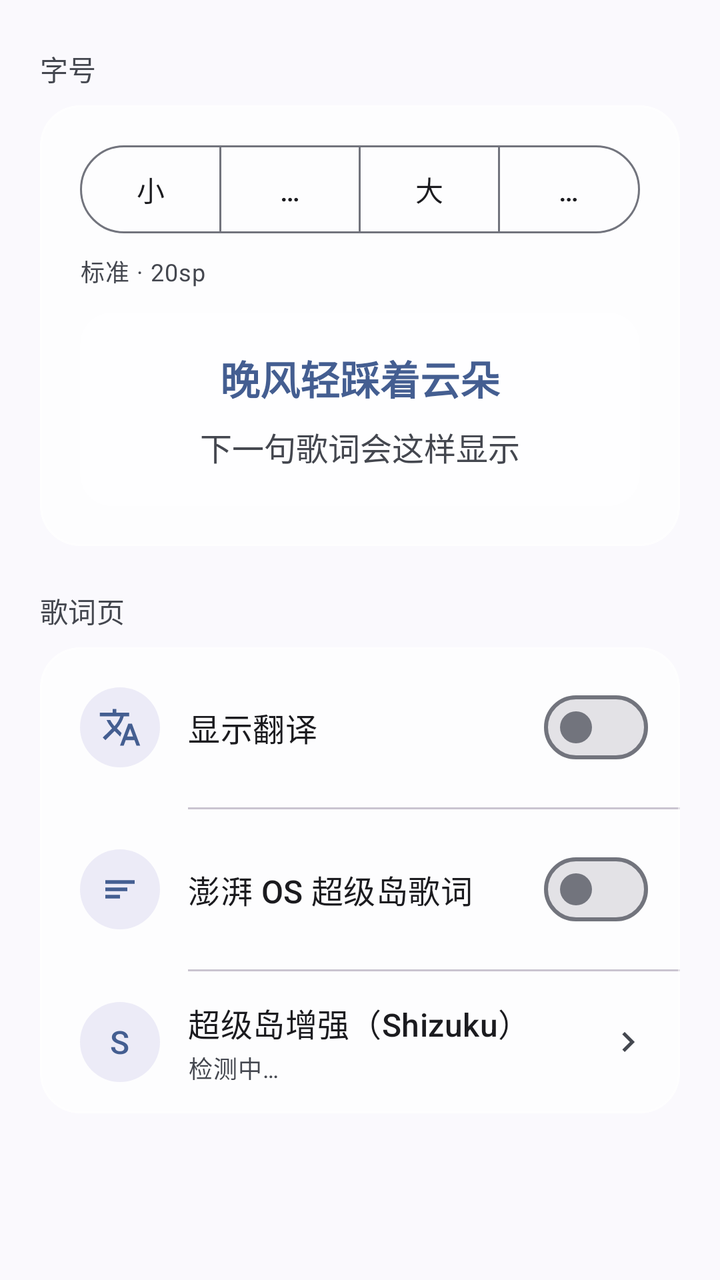
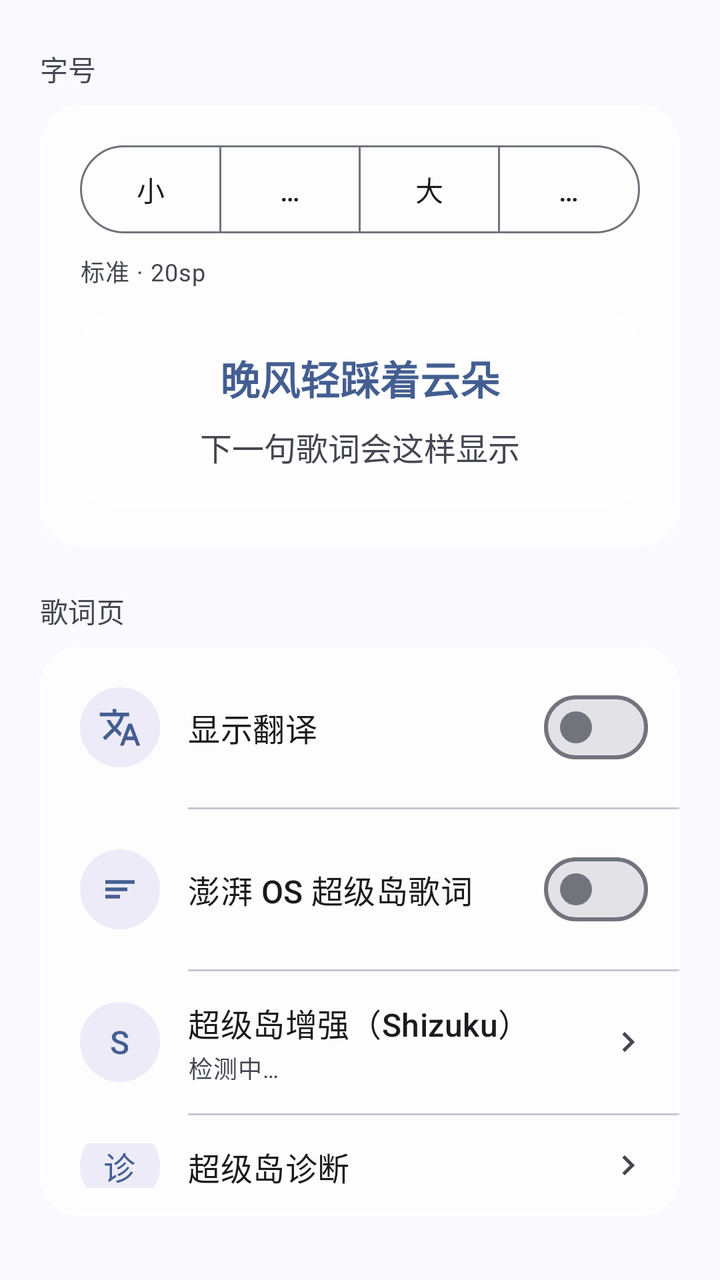

Two renders of the same Android screen: before a commit and after it. Below are the layout's source before the change and the commit's diff.
<!-- AndroidManifest.xml: application theme Theme.QYMusic -->
<!-- res/layout/fragment_lyric_settings.xml -->
<?xml version="1.0" encoding="utf-8"?>
<layout xmlns:android="http://schemas.android.com/apk/res/android"
    xmlns:app="http://schemas.android.com/apk/res-auto">

    <LinearLayout
        android:layout_width="match_parent"
        android:layout_height="wrap_content"
        android:orientation="vertical"
        android:paddingStart="20dp"
        android:paddingTop="4dp"
        android:paddingEnd="20dp"
        android:paddingBottom="32dp">

        
        <TextView
            style="@style/TextAppearance.Material3.LabelLarge"
            android:layout_width="match_parent"
            android:layout_height="wrap_content"
            android:layout_marginTop="20dp"
            android:layout_marginBottom="8dp"
            android:text="字号"
            android:textColor="?attr/colorOnSurfaceVariant" />

        <com.google.android.material.card.MaterialCardView
            style="@style/Widget.Material3.CardView.Filled"
            android:layout_width="match_parent"
            android:layout_height="wrap_content"
            app:cardBackgroundColor="@color/glass_card"
            app:cardCornerRadius="20dp"
            app:cardElevation="0dp"
            app:contentPadding="20dp"
            app:strokeColor="@color/glass_stroke"
            app:strokeWidth="1dp">

            <LinearLayout
                android:layout_width="match_parent"
                android:layout_height="wrap_content"
                android:orientation="vertical">

                <com.google.android.material.button.MaterialButtonToggleGroup
                    android:id="@+id/toggle_lyric_size"
                    android:layout_width="match_parent"
                    android:layout_height="wrap_content"
                    app:selectionRequired="true"
                    app:singleSelection="true">

                    <com.google.android.material.button.MaterialButton
                        android:id="@+id/btn_lyric_size_small"
                        style="@style/Widget.Material3.Button.OutlinedButton"
                        android:layout_width="0dp"
                        android:layout_height="44dp"
                        android:layout_weight="1"
                        android:insetTop="0dp"
                        android:insetBottom="0dp"
                        android:text="小" />

                    <com.google.android.material.button.MaterialButton
                        android:id="@+id/btn_lyric_size_normal"
                        style="@style/Widget.Material3.Button.OutlinedButton"
                        android:layout_width="0dp"
                        android:layout_height="44dp"
                        android:layout_weight="1"
                        android:insetTop="0dp"
                        android:insetBottom="0dp"
                        android:text="标准" />

                    <com.google.android.material.button.MaterialButton
                        android:id="@+id/btn_lyric_size_large"
                        style="@style/Widget.Material3.Button.OutlinedButton"
                        android:layout_width="0dp"
                        android:layout_height="44dp"
                        android:layout_weight="1"
                        android:insetTop="0dp"
                        android:insetBottom="0dp"
                        android:text="大" />

                    <com.google.android.material.button.MaterialButton
                        android:id="@+id/btn_lyric_size_xlarge"
                        style="@style/Widget.Material3.Button.OutlinedButton"
                        android:layout_width="0dp"
                        android:layout_height="44dp"
                        android:layout_weight="1"
                        android:insetTop="0dp"
                        android:insetBottom="0dp"
                        android:text="特大" />

                </com.google.android.material.button.MaterialButtonToggleGroup>

                <TextView
                    android:id="@+id/tv_lyric_size_value"
                    android:layout_width="match_parent"
                    android:layout_height="wrap_content"
                    android:layout_marginTop="10dp"
                    android:text="标准 · 20sp"
                    android:textAppearance="@style/TextAppearance.Material3.BodySmall"
                    android:textColor="?attr/colorOnSurfaceVariant" />

                
                <LinearLayout
                    android:layout_width="match_parent"
                    android:layout_height="wrap_content"
                    android:layout_marginTop="12dp"
                    android:background="@drawable/bg_mini_tile"
                    android:gravity="center"
                    android:orientation="vertical"
                    android:paddingStart="16dp"
                    android:paddingTop="18dp"
                    android:paddingEnd="16dp"
                    android:paddingBottom="18dp">

                    <TextView
                        android:id="@+id/tv_preview_current"
                        android:layout_width="match_parent"
                        android:layout_height="wrap_content"
                        android:gravity="center"
                        android:maxLines="1"
                        android:ellipsize="end"
                        android:text="晚风轻踩着云朵"
                        android:textColor="?attr/colorPrimary"
                        android:textSize="20sp"
                        android:textStyle="bold" />

                    <TextView
                        android:id="@+id/tv_preview_next"
                        android:layout_width="match_parent"
                        android:layout_height="wrap_content"
                        android:layout_marginTop="8dp"
                        android:gravity="center"
                        android:maxLines="1"
                        android:ellipsize="end"
                        android:text="下一句歌词会这样显示"
                        android:textColor="?attr/colorOnSurfaceVariant"
                        android:textSize="16sp" />

                </LinearLayout>

            </LinearLayout>

        </com.google.android.material.card.MaterialCardView>

        
        <TextView
            style="@style/TextAppearance.Material3.LabelLarge"
            android:layout_width="match_parent"
            android:layout_height="wrap_content"
            android:layout_marginTop="22dp"
            android:layout_marginBottom="8dp"
            android:text="歌词页"
            android:textColor="?attr/colorOnSurfaceVariant" />

        <com.google.android.material.card.MaterialCardView
            style="@style/Widget.Material3.CardView.Filled"
            android:layout_width="match_parent"
            android:layout_height="wrap_content"
            app:cardBackgroundColor="@color/glass_card"
            app:cardCornerRadius="20dp"
            app:cardElevation="0dp"
            app:contentPadding="0dp"
            app:strokeColor="@color/glass_stroke"
            app:strokeWidth="1dp">

            <LinearLayout
                android:layout_width="match_parent"
                android:layout_height="wrap_content"
                android:orientation="vertical">

                <LinearLayout
                    android:layout_width="match_parent"
                    android:layout_height="wrap_content"
                    android:gravity="center_vertical"
                    android:orientation="horizontal"
                    android:paddingStart="20dp"
                    android:paddingTop="16dp"
                    android:paddingEnd="16dp"
                    android:paddingBottom="16dp">

                    <FrameLayout
                        android:layout_width="40dp"
                        android:layout_height="40dp"
                        android:background="@drawable/bg_icon_circle">

                        <ImageView
                            android:layout_width="22dp"
                            android:layout_height="22dp"
                            android:layout_gravity="center"
                            android:contentDescription="翻译"
                            android:src="@drawable/ic_translate" />

                    </FrameLayout>

                    <LinearLayout
                        android:layout_width="0dp"
                        android:layout_height="wrap_content"
                        android:layout_marginStart="14dp"
                        android:layout_weight="1"
                        android:orientation="vertical">

                        <TextView
                            android:layout_width="match_parent"
                            android:layout_height="wrap_content"
                            android:text="显示翻译"
                            android:textAppearance="@style/TextAppearance.Material3.TitleMedium" />

                    </LinearLayout>

                    <com.google.android.material.materialswitch.MaterialSwitch
                        android:id="@+id/switch_lyric_translation"
                        android:layout_width="wrap_content"
                        android:layout_height="wrap_content" />

                </LinearLayout>

                <View
                    android:layout_width="match_parent"
                    android:layout_height="1dp"
                    android:layout_marginStart="74dp"
                    android:background="?attr/colorOutlineVariant" />

                <LinearLayout
                    android:layout_width="match_parent"
                    android:layout_height="wrap_content"
                    android:gravity="center_vertical"
                    android:orientation="horizontal"
                    android:paddingStart="20dp"
                    android:paddingTop="16dp"
                    android:paddingEnd="16dp"
                    android:paddingBottom="16dp">

                    <FrameLayout
                        android:layout_width="40dp"
                        android:layout_height="40dp"
                        android:background="@drawable/bg_icon_circle">

                        <ImageView
                            android:layout_width="22dp"
                            android:layout_height="22dp"
                            android:layout_gravity="center"
                            android:contentDescription="超级岛"
                            android:src="@drawable/baseline_lyrics_24"
                            app:tint="?attr/colorPrimary" />

                    </FrameLayout>

                    <LinearLayout
                        android:layout_width="0dp"
                        android:layout_height="wrap_content"
                        android:layout_marginStart="14dp"
                        android:layout_weight="1"
                        android:orientation="vertical">

                        <TextView
                            android:layout_width="match_parent"
                            android:layout_height="wrap_content"
                            android:text="澎湃 OS 超级岛歌词"
                            android:textAppearance="@style/TextAppearance.Material3.TitleMedium" />

                    </LinearLayout>

                    <com.google.android.material.materialswitch.MaterialSwitch
                        android:id="@+id/switch_super_island"
                        android:layout_width="wrap_content"
                        android:layout_height="wrap_content" />

                </LinearLayout>

                <View
                    android:layout_width="match_parent"
                    android:layout_height="1dp"
                    android:layout_marginStart="74dp"
                    android:background="?attr/colorOutlineVariant" />

                <LinearLayout
                    android:id="@+id/item_shizuku"
                    android:layout_width="match_parent"
                    android:layout_height="wrap_content"
                    android:background="?attr/selectableItemBackground"
                    android:gravity="center_vertical"
                    android:orientation="horizontal"
                    android:paddingStart="20dp"
                    android:paddingTop="14dp"
                    android:paddingEnd="16dp"
                    android:paddingBottom="14dp">

                    <FrameLayout
                        android:layout_width="40dp"
                        android:layout_height="40dp"
                        android:background="@drawable/bg_icon_circle">

                        <TextView
                            android:layout_width="wrap_content"
                            android:layout_height="wrap_content"
                            android:layout_gravity="center"
                            android:text="S"
                            android:textAppearance="@style/TextAppearance.Material3.TitleMedium"
                            android:textColor="?attr/colorPrimary" />

                    </FrameLayout>

                    <LinearLayout
                        android:layout_width="0dp"
                        android:layout_height="wrap_content"
                        android:layout_marginStart="14dp"
                        android:layout_weight="1"
                        android:orientation="vertical">

                        <TextView
                            android:layout_width="match_parent"
                            android:layout_height="wrap_content"
                            android:text="超级岛增强（Shizuku）"
                            android:textAppearance="@style/TextAppearance.Material3.TitleMedium" />

                        <TextView
                            android:id="@+id/tv_shizuku_state"
                            android:layout_width="match_parent"
                            android:layout_height="wrap_content"
                            android:layout_marginTop="2dp"
                            android:text="检测中…"
                            android:textAppearance="@style/TextAppearance.Material3.BodySmall"
                            android:textColor="?attr/colorOnSurfaceVariant" />

                    </LinearLayout>

                    <ImageView
                        android:layout_width="20dp"
                        android:layout_height="20dp"
                        android:contentDescription="进入"
                        android:src="@drawable/baseline_chevron_right_24"
                        app:tint="?attr/colorOnSurfaceVariant" />

                </LinearLayout>

            </LinearLayout>

        </com.google.android.material.card.MaterialCardView>

    </LinearLayout>

</layout>
<!-- resources referenced by this layout -->
<resources>
  <color name="glass_card">#B8FFFFFF</color>
  <color name="glass_stroke">#80FFFFFF</color>
  <!-- drawable baseline_chevron_right_24 (drawable) -->
  <vector xmlns:android="http://schemas.android.com/apk/res/android"
      android:width="24dp"
      android:height="24dp"
      android:tint="?attr/colorOnBackground"
      android:viewportWidth="24"
      android:viewportHeight="24">
  
      <path
          android:fillColor="@android:color/white"
          android:pathData="M10,6L8.59,7.41 13.17,12l-4.58,4.59L10,18l6,-6z" />
  
  </vector>
  <!-- drawable baseline_lyrics_24 (drawable) -->
  <vector xmlns:android="http://schemas.android.com/apk/res/android"
      android:width="24dp"
      android:height="24dp"
      android:tint="?attr/colorOnBackground"
      android:viewportWidth="24"
      android:viewportHeight="24">
  
      <path
          android:fillColor="@android:color/white"
          android:pathData="M4,7H20V9H4Z" />
      <path
          android:fillColor="@android:color/white"
          android:pathData="M4,11H16V13H4Z" />
      <path
          android:fillColor="@android:color/white"
          android:pathData="M4,15H12V17H4Z" />
  
  </vector>
  <!-- drawable bg_icon_circle (drawable) -->
  <?xml version="1.0" encoding="utf-8"?>
  <shape xmlns:android="http://schemas.android.com/apk/res/android"
      android:shape="oval">
      <solid android:color="#1A5B4DBB" />
  </shape>
  <!-- drawable bg_mini_tile (drawable) -->
  <?xml version="1.0" encoding="utf-8"?>
  <shape xmlns:android="http://schemas.android.com/apk/res/android"
      android:shape="rectangle">
      <solid android:color="#66FFFFFF" />
      <corners android:radius="16dp" />
  </shape>
  <!-- drawable ic_translate (drawable) -->
  <vector xmlns:android="http://schemas.android.com/apk/res/android"
      android:width="24dp"
      android:height="24dp"
      android:viewportWidth="24"
      android:viewportHeight="24"
      android:tint="?attr/colorPrimary">
      <path
          android:fillColor="@android:color/white"
          android:pathData="M12.87,15.07l-2.54,-2.51 0.03,-0.03c1.74,-1.94 2.98,-4.17 3.71,-6.53H17V4h-7V2H8v2H1v1.99h11.17C11.5,7.92 10.44,9.75 9,11.35 8.07,10.32 7.3,9.19 6.69,8h-2c0.73,1.63 1.73,3.17 2.98,4.56l-5.09,5.02L4,19l5,-5 3.11,3.11 0.76,-2.04zM18.5,10h-2L12,22h2l1.12,-3h4.75L21,22h2l-4.5,-12zM15.88,17l1.62,-4.33L19.12,17h-3.24z" />
  </vector>
  <style name="Theme.QYMusic" parent="Theme.Material3.DynamicColors.DayNight.NoActionBar">
          
          <item name="android:statusBarColor">@android:color/transparent</item>
          <item name="android:navigationBarColor">@android:color/transparent</item>
          <item name="android:windowTranslucentStatus">false</item>
          <item name="android:windowLightStatusBar">true</item>
          <item name="android:windowLightNavigationBar" tools:targetApi="27">true</item>
          <item name="android:enforceNavigationBarContrast" tools:targetApi="29">false</item>
          
      </style>
</resources>

<!-- the commit's change to res/layout/fragment_lyric_settings.xml (unified diff, before → after) -->
@@ -329,6 +329,72 @@
 
                 </LinearLayout>
 
+                <View
+                    android:layout_width="match_parent"
+                    android:layout_height="1dp"
+                    android:layout_marginStart="74dp"
+                    android:background="?attr/colorOutlineVariant" />
+
+                <LinearLayout
+                    android:id="@+id/item_island_diagnostic"
+                    android:layout_width="match_parent"
+                    android:layout_height="wrap_content"
+                    android:background="?attr/selectableItemBackground"
+                    android:gravity="center_vertical"
+                    android:orientation="horizontal"
+                    android:paddingStart="20dp"
+                    android:paddingTop="14dp"
+                    android:paddingEnd="16dp"
+                    android:paddingBottom="14dp">
+
+                    <FrameLayout
+                        android:layout_width="40dp"
+                        android:layout_height="40dp"
+                        android:background="@drawable/bg_icon_circle">
+
+                        <TextView
+                            android:layout_width="wrap_content"
+                            android:layout_height="wrap_content"
+                            android:layout_gravity="center"
+                            android:text="诊"
+                            android:textAppearance="@style/TextAppearance.Material3.TitleMedium"
+                            android:textColor="?attr/colorPrimary" />
+
+                    </FrameLayout>
+
+                    <LinearLayout
+                        android:layout_width="0dp"
+                        android:layout_height="wrap_content"
+                        android:layout_marginStart="14dp"
+                        android:layout_weight="1"
+                        android:orientation="vertical">
+
+                        <TextView
+                            android:layout_width="match_parent"
+                            android:layout_height="wrap_content"
+                            android:text="超级岛诊断"
+                            android:textAppearance="@style/TextAppearance.Material3.TitleMedium" />
+
+                        <TextView
+                            android:id="@+id/tv_island_diagnostic_state"
+                            android:layout_width="match_parent"
+                            android:layout_height="wrap_content"
+                            android:layout_marginTop="2dp"
+                            android:text="查看系统是否允许提升为实况通知"
+                            android:textAppearance="@style/TextAppearance.Material3.BodySmall"
+                            android:textColor="?attr/colorOnSurfaceVariant" />
+
+                    </LinearLayout>
+
+                    <ImageView
+                        android:layout_width="20dp"
+                        android:layout_height="20dp"
+                        android:contentDescription="进入"
+                        android:src="@drawable/baseline_chevron_right_24"
+                        app:tint="?attr/colorOnSurfaceVariant" />
+
+                </LinearLayout>
+
             </LinearLayout>
 
         </com.google.android.material.card.MaterialCardView>
